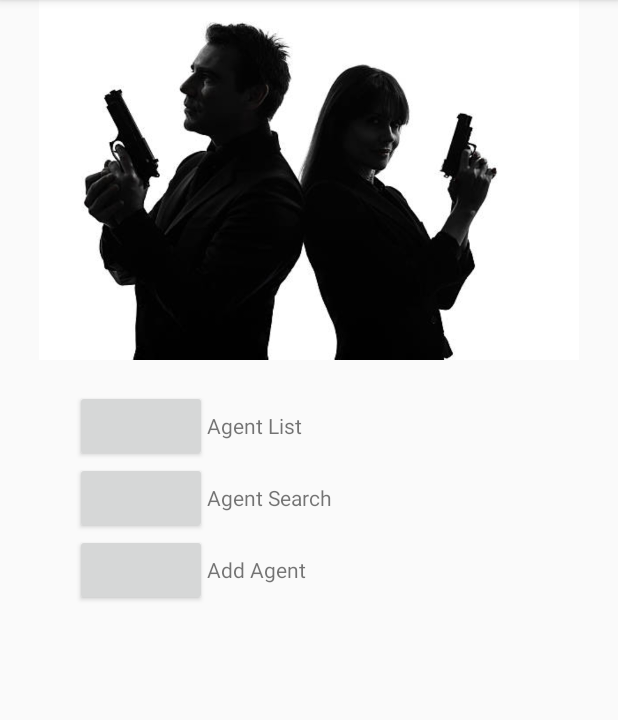
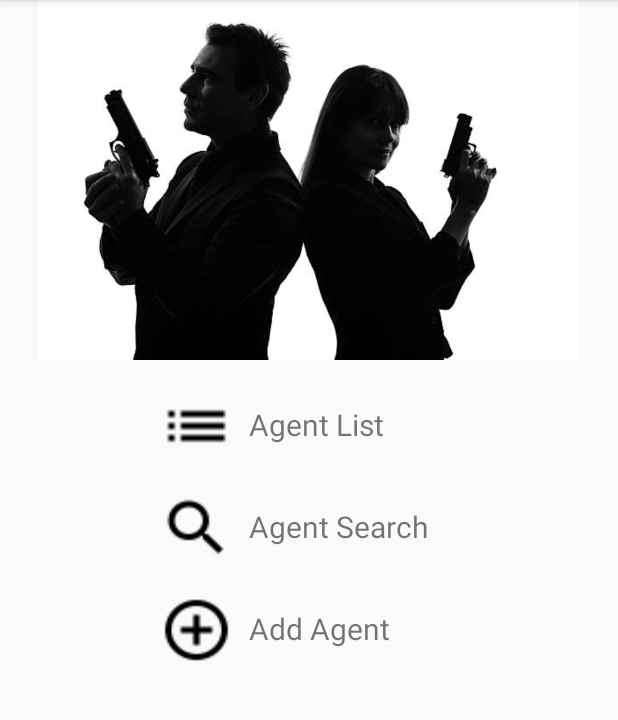
Before and after one commit to amandasrosa/XLambton, an Android app: the MenuActivity screen opened directly, with no data from a screen before it, on a phone screen of 412 x 824 dp, the part 84-804 px from its top. Run offline under Robolectric (Android 15) with nearby library versions, the phone set to English and light mode, and no system bars.

Commit message:
Create icons and improve layouts

```diff
--- a/app/src/main/res/layout/activity_login.xml
+++ b/app/src/main/res/layout/activity_login.xml
@@ -1,11 +1,8 @@
 <?xml version="1.0" encoding="utf-8"?>
-<LinearLayout
-    xmlns:android="http://schemas.android.com/apk/res/android"
-    xmlns:tools="http://schemas.android.com/tools"
+<LinearLayout xmlns:android="http://schemas.android.com/apk/res/android"
+    android:orientation="vertical"
     android:layout_width="match_parent"
-    android:layout_height="match_parent"
-    tools:context="com.aa.xlambton.LoginActivity"
-    android:orientation="vertical">
+    android:layout_height="match_parent">
 
         <TextView
             android:layout_width="match_parent"
--- a/app/src/main/res/layout/activity_menu.xml
+++ b/app/src/main/res/layout/activity_menu.xml
@@ -1,66 +1,72 @@
 <?xml version="1.0" encoding="utf-8"?>
-<android.support.constraint.ConstraintLayout xmlns:android="http://schemas.android.com/apk/res/android"
-    xmlns:app="http://schemas.android.com/apk/res-auto"
-    xmlns:tools="http://schemas.android.com/tools"
+<LinearLayout xmlns:android="http://schemas.android.com/apk/res/android"
+    android:orientation="vertical"
     android:layout_width="match_parent"
-    android:layout_height="match_parent"
-    tools:context="com.aa.xlambton.MenuActivity">
+    android:layout_height="match_parent">
 
-    <LinearLayout
-        android:layout_width="match_parent"
-        android:layout_height="match_parent"
-        android:orientation="vertical">
     <ImageView
         android:layout_width="match_parent"
         android:layout_height="240dp"
         android:scaleType="centerInside"
-            app:layout_constraintTop_toTopOf="parent"
         android:src="@drawable/secret_agent" />
 
     <LinearLayout
-            android:layout_width="match_parent"
+        android:layout_width="200dp"
         android:layout_height="wrap_content"
         android:orientation="horizontal"
         android:layout_marginTop="20dp"
-            android:layout_marginLeft="50dp">
+        android:layout_gravity="center">
          <Button
              android:id="@+id/menu_button_agent_list"
-                android:layout_width="wrap_content"
-                android:layout_height="wrap_content" />
+             android:layout_width="50dp"
+             android:layout_height="wrap_content"
+             android:background="@drawable/ic_list_black_24dp" />
         <TextView
             android:layout_width="wrap_content"
             android:layout_height="wrap_content"
-                android:text="Agent List"/>
+            android:text="Agent List"
+            android:textSize="20sp"
+            android:layout_marginLeft="10dp"
+            android:layout_marginVertical="1dp"/>
     </LinearLayout>
 
     <LinearLayout
-            android:layout_width="match_parent"
+        android:layout_width="200dp"
         android:layout_height="wrap_content"
         android:orientation="horizontal"
-            android:layout_marginLeft="50dp">
+        android:layout_marginTop="20dp"
+        android:layout_gravity="center">
         <Button
             android:id="@+id/menu_button_agent_search"
-                android:layout_width="wrap_content"
-                android:layout_height="wrap_content" />
+            android:layout_width="50dp"
+            android:layout_height="wrap_content"
+            android:background="@drawable/ic_search_black_24dp"/>
         <TextView
             android:layout_width="wrap_content"
             android:layout_height="wrap_content"
-                android:text="Agent Search"/>
+            android:text="Agent Search"
+            android:textSize="20sp"
+            android:layout_marginLeft="10dp"
+            android:layout_marginVertical="1dp"/>
     </LinearLayout>
 
     <LinearLayout
-            android:layout_width="match_parent"
+        android:layout_width="200dp"
         android:layout_height="wrap_content"
         android:orientation="horizontal"
-            android:layout_marginLeft="50dp">
+        android:layout_marginTop="20dp"
+        android:layout_gravity="center">
         <Button
             android:id="@+id/menu_button_add_agent"
-                android:layout_width="wrap_content"
-                android:layout_height="wrap_content" />
+            android:layout_width="50dp"
+            android:layout_height="wrap_content"
+            android:background="@drawable/ic_add_circle_outline_black_24dp" />
         <TextView
             android:layout_width="wrap_content"
             android:layout_height="wrap_content"
-                android:text="Add Agent"/>
+            android:text="Add Agent"
+            android:textSize="20sp"
+            android:layout_marginLeft="10dp"
+            android:layout_marginVertical="1dp"/>
     </LinearLayout>
 </LinearLayout>
-</android.support.constraint.ConstraintLayout>
--- a/app/src/main/res/layout/activity_new_user.xml
+++ b/app/src/main/res/layout/activity_new_user.xml
@@ -1,15 +1,8 @@
 <?xml version="1.0" encoding="utf-8"?>
-<android.support.constraint.ConstraintLayout xmlns:android="http://schemas.android.com/apk/res/android"
-    xmlns:app="http://schemas.android.com/apk/res-auto"
-    xmlns:tools="http://schemas.android.com/tools"
+<LinearLayout xmlns:android="http://schemas.android.com/apk/res/android"
+    android:orientation="vertical"
     android:layout_width="match_parent"
-    android:layout_height="match_parent"
-    tools:context="com.aa.xlambton.NewUserActivity">
-
-    <LinearLayout
-        android:layout_width="match_parent"
-        android:layout_height="wrap_content"
-        android:orientation="vertical">
+    android:layout_height="match_parent">
     <TextView
         android:layout_width="match_parent"
         android:layout_height="wrap_content"
@@ -41,5 +34,3 @@
         android:layout_weight="1"
         android:src="@drawable/secret_agent" />
 </LinearLayout>
-
-</android.support.constraint.ConstraintLayout>
```
Also changed, not shown: app/src/main/res/drawable-hdpi/ic_add_circle_outline_black_24dp.png (added), app/src/main/res/drawable-hdpi/ic_list_black_24dp.png (added), app/src/main/res/drawable-hdpi/ic_search_black_24dp.png (added), app/src/main/res/drawable-mdpi/ic_add_circle_outline_black_24dp.png (added), app/src/main/res/drawable-mdpi/ic_list_black_24dp.png (added), app/src/main/res/drawable-mdpi/ic_search_black_24dp.png (added), app/src/main/res/drawable-xhdpi/ic_add_circle_outline_black_24dp.png (added), app/src/main/res/drawable-xhdpi/ic_list_black_24dp.png (added), app/src/main/res/drawable-xhdpi/ic_search_black_24dp.png (added), app/src/main/res/drawable-xxhdpi/ic_add_circle_outline_black_24dp.png (added), app/src/main/res/drawable-xxhdpi/ic_list_black_24dp.png (added), app/src/main/res/drawable-xxhdpi/ic_search_black_24dp.png (added), app/src/main/res/drawable-xxxhdpi/ic_add_circle_outline_black_24dp.png (added), app/src/main/res/drawable-xxxhdpi/ic_list_black_24dp.png (added), 1 more files. Lines whose indentation alone changed are shown as unchanged.
